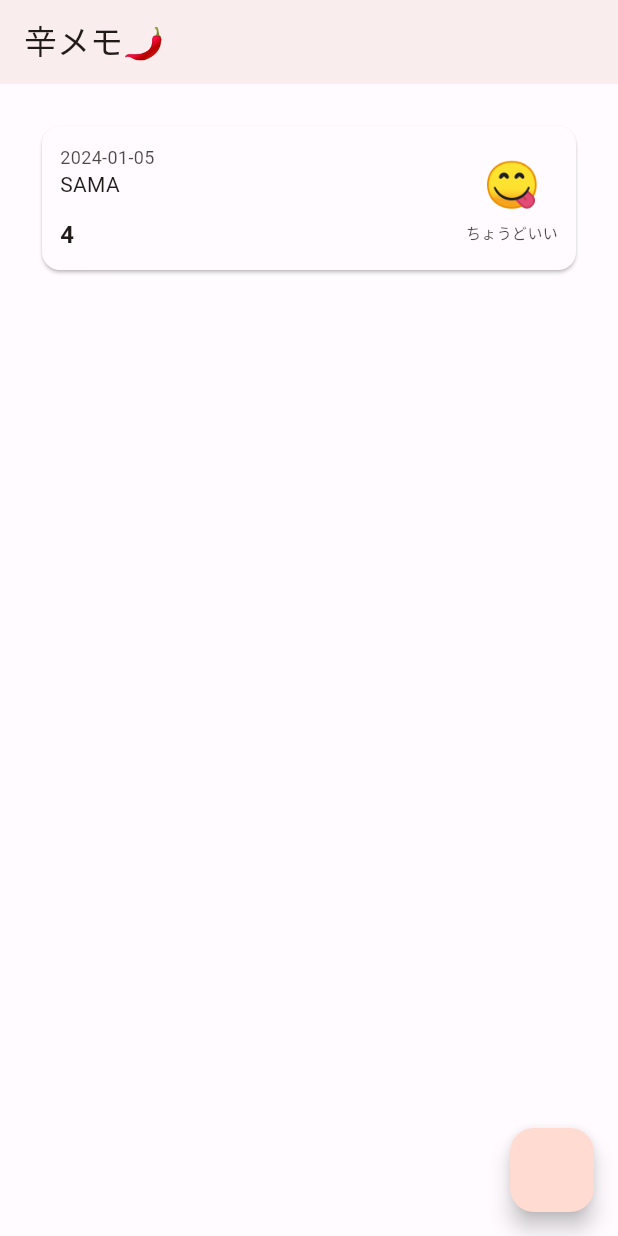
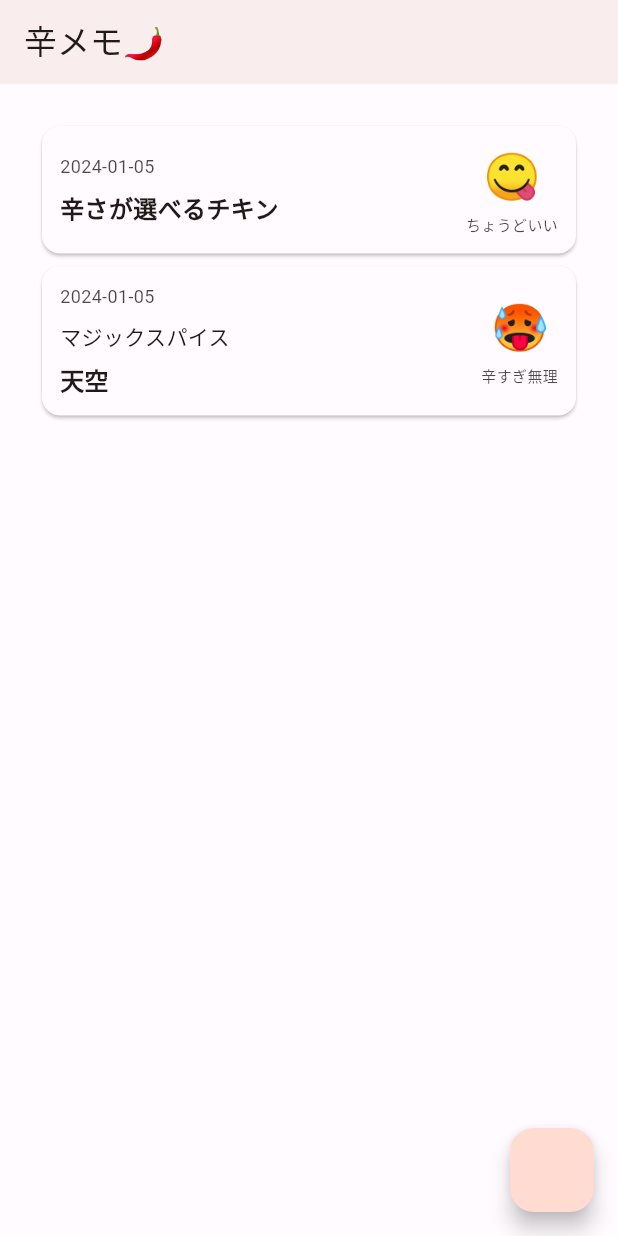
Before and after one commit to yokemura/Karamemo, a Flutter app: the screen it shows after launch, on a phone screen of 412 x 824 dp. Run offline on Flutter 3.47's test engine with Material 3 defaults, Android fonts, the phone set to English and light mode, and no system bars; our stand-ins replace flutter_hooks, flutter_riverpod, hooks_riverpod.

```diff
--- a/lib/model/controller/home_controller.dart
+++ b/lib/model/controller/home_controller.dart
@@ -13,12 +13,17 @@ class HomeController extends StateNotifier<HomeState> {
     final list = [
       Memo(
         date: DateTime.now(),
-        shopName: 'SAMA',
-        nominalSpiciness: '4',
+        itemName: '辛さが選べるチキン',
         judge: Judge.goodSpiciness,
       ),
+      Memo(
+        date: DateTime.now(),
+        shopName: 'マジックスパイス',
+        itemName: '天空',
+        judge: Judge.tooHotToEat,
+      ),
     ];
-    await Future.delayed(const Duration(seconds: 3));
+    await Future.delayed(const Duration(seconds: 1));
     state = HomeStateListing(list: list);
   }
 }
--- a/lib/ui/component/organism/memo_card.dart
+++ b/lib/ui/component/organism/memo_card.dart
@@ -25,7 +25,7 @@ class MemoCard extends StatelessWidget {
             Expanded(
               child: _LeftColumn(memo),
             ),
-            const SizedBox(width: 12),
+            const SizedBox(width: 8),
             JudgeIconCombo(memo.judge),
           ],
         ),
@@ -47,6 +47,7 @@ class _LeftColumn extends StatelessWidget {
       crossAxisAlignment: CrossAxisAlignment.start,
       children: [
         DateLabel(text: memo.date.displayString),
+        const SizedBox(height: 8),
         switch (type) {
           _DataTypeFull(
             shopName: final shop,
@@ -116,7 +117,7 @@ class _DataAreaFull extends StatelessWidget {
       crossAxisAlignment: CrossAxisAlignment.start,
       children: [
         SubItemLabel(text: shopName),
-        const SizedBox(height: 12),
+        const SizedBox(height: 8),
         ItemLabel(text: text),
       ],
     );
@@ -138,7 +139,7 @@ class _DataAreaNameAndSpiciness extends StatelessWidget {
       crossAxisAlignment: CrossAxisAlignment.start,
       children: [
         SubItemLabel(text: name),
-        const SizedBox(height: 12),
+        const SizedBox(height: 8),
         ItemLabel(text: nominalSpiciness),
       ],
     );
```
